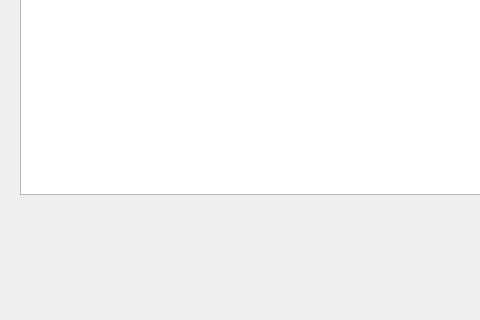
The window that GUI/StudentManagementSystem/search.ui (AppDevIn/StudentManagement) describes before a commit, drawn with Qt 5; both pictures show x 0 to 480 and y 455 to 775 of the 1059 by 775 pixel window.
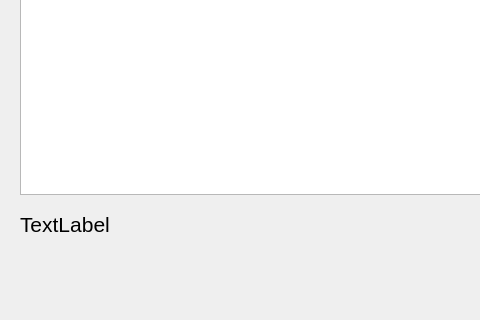
The same window after the commit.

Commit message: ✨  Show timing for the search

```diff
--- a/GUI/StudentManagementSystem/search.ui
+++ b/GUI/StudentManagementSystem/search.ui
@@ -14,7 +14,7 @@
    <string>MainWindow</string>
   </property>
   <widget class="QWidget" name="centralwidget">
-   <widget class="QWidget" name="">
+   <widget class="QWidget" name="layoutWidget">
     <property name="geometry">
      <rect>
       <x>20</x>
@@ -99,6 +99,24 @@
      </item>
     </layout>
    </widget>
+   <widget class="QLabel" name="label_time">
+    <property name="geometry">
+     <rect>
+      <x>20</x>
+      <y>650</y>
+      <width>171</width>
+      <height>21</height>
+     </rect>
+    </property>
+    <property name="font">
+     <font>
+      <pointsize>16</pointsize>
+     </font>
+    </property>
+    <property name="text">
+     <string>TextLabel</string>
+    </property>
+   </widget>
   </widget>
   <widget class="QMenuBar" name="menubar">
    <property name="geometry">
```
The commit also changes 8 other files.
